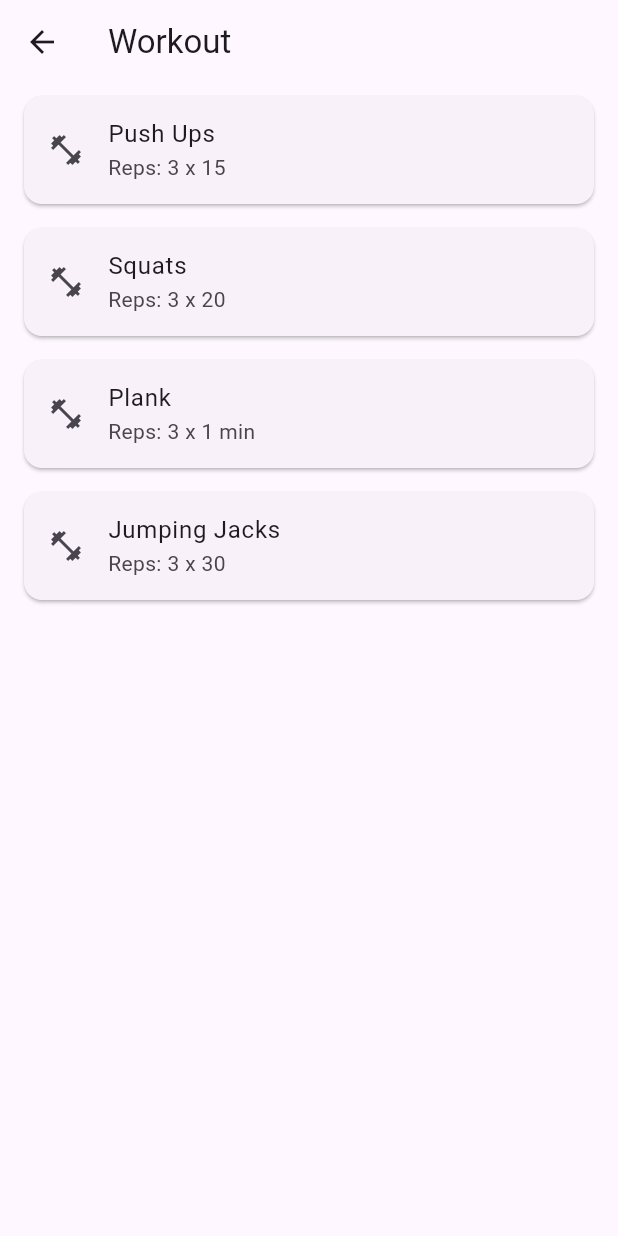
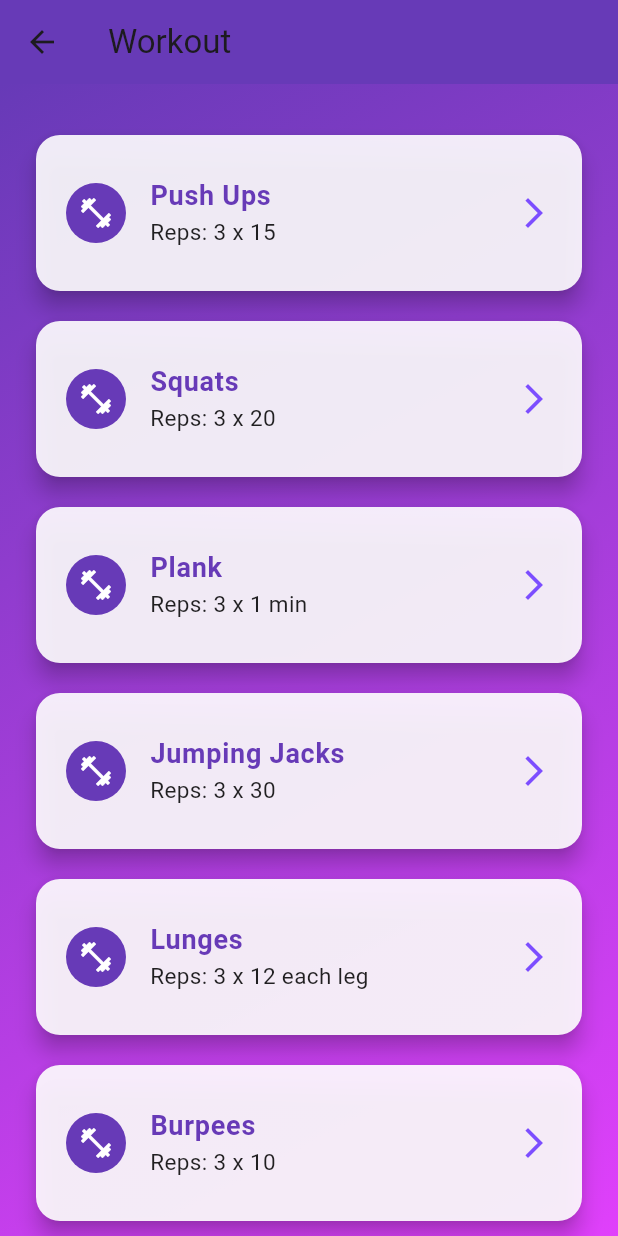
Before and after one commit to lujamanandhar/FYP, a Flutter app: the WorkoutPage screen opened directly, on a phone screen of 412 x 824 dp. Run offline on Flutter 3.47's test engine with Material 3 defaults, Android fonts, the phone set to English and light mode, and no system bars.

Commit message:
workout page practice

```diff
--- a/nutrilift/lib/workout.dart
+++ b/nutrilift/lib/workout.dart
@@ -10,59 +10,66 @@ class WorkoutPage extends StatelessWidget {
       {'name': 'Squats', 'reps': '3 x 20'},
       {'name': 'Plank', 'reps': '3 x 1 min'},
       {'name': 'Jumping Jacks', 'reps': '3 x 30'},
+      {'name': 'Lunges', 'reps': '3 x 12 each leg'},
+      {'name': 'Burpees', 'reps': '3 x 10'},
+      {'name': 'Mountain Climbers', 'reps': '3 x 20'},
+      {'name': 'Sit Ups', 'reps': '3 x 15'},
+      {'name': 'High Knees', 'reps': '3 x 30 sec'},
+      {'name': 'Tricep Dips', 'reps': '3 x 12'},
     ];
 
     return Scaffold(
       appBar: AppBar(
         title: const Text('Workout'),
+        backgroundColor: Colors.deepPurple,
+        elevation: 0,
       ),
-      body: ListView.builder(
+      body: Container(
+        decoration: const BoxDecoration(
+          gradient: LinearGradient(
+            colors: [Colors.deepPurple, Colors.purpleAccent],
+            begin: Alignment.topLeft,
+            end: Alignment.bottomRight,
+          ),
+        ),
+        child: ListView.builder(
+          padding: const EdgeInsets.symmetric(vertical: 24, horizontal: 8),
           itemCount: workouts.length,
           itemBuilder: (context, index) {
             final workout = workouts[index];
             return Card(
-            margin: const EdgeInsets.symmetric(horizontal: 16, vertical: 8),
+              shape: RoundedRectangleBorder(
+                borderRadius: BorderRadius.circular(16),
+              ),
+              elevation: 6,
+              margin: const EdgeInsets.symmetric(vertical: 10, horizontal: 16),
+              color: Colors.white.withOpacity(0.9),
               child: ListTile(
-              title: Text(workout['name']!),
-              subtitle: Text('Reps: ${workout['reps']}'),
-              leading: const Icon(Icons.fitness_center),
+                contentPadding: const EdgeInsets.symmetric(vertical: 16, horizontal: 20),
+                leading: CircleAvatar(
+                  backgroundColor: Colors.deepPurple,
+                  child: Icon(Icons.fitness_center, color: Colors.white),
+                ),
+                title: Text(
+                  workout['name']!,
+                  style: const TextStyle(
+                    fontWeight: FontWeight.bold,
+                    fontSize: 18,
+                    color: Colors.deepPurple,
+                  ),
+                ),
+                subtitle: Text(
+                  'Reps: ${workout['reps']}',
+                  style: const TextStyle(
+                    fontSize: 15,
+                    color: Colors.black87,
+                  ),
+                ),
+                trailing: Icon(Icons.arrow_forward_ios, color: Colors.deepPurpleAccent),
               ),
             );
           },
         ),
-    );
-  }
-}
-
-class WorkingPage extends StatelessWidget {
-  const WorkingPage({Key? key}) : super(key: key);
-
-  @override
-  Widget build(BuildContext context) {
-    final workingSteps = [
-      {'step': 'Warm Up', 'desc': '5 min light cardio'},
-      {'step': 'Stretch', 'desc': 'Full body stretching'},
-      {'step': 'Workout', 'desc': 'Follow the workout routine'},
-      {'step': 'Cool Down', 'desc': '5 min slow walk'},
-    ];
-
-    return Scaffold(
-      appBar: AppBar(
-        title: const Text('Working'),
-      ),
-      body: ListView.builder(
-        itemCount: workingSteps.length,
-        itemBuilder: (context, index) {
-          final step = workingSteps[index];
-          return Card(
-            margin: const EdgeInsets.symmetric(horizontal: 16, vertical: 8),
-            child: ListTile(
-              title: Text(step['step']!),
-              subtitle: Text(step['desc']!),
-              leading: const Icon(Icons.directions_run),
-            ),
-          );
-        },
       ),
     );
   }
```
Lines whose indentation alone changed are shown as unchanged.
